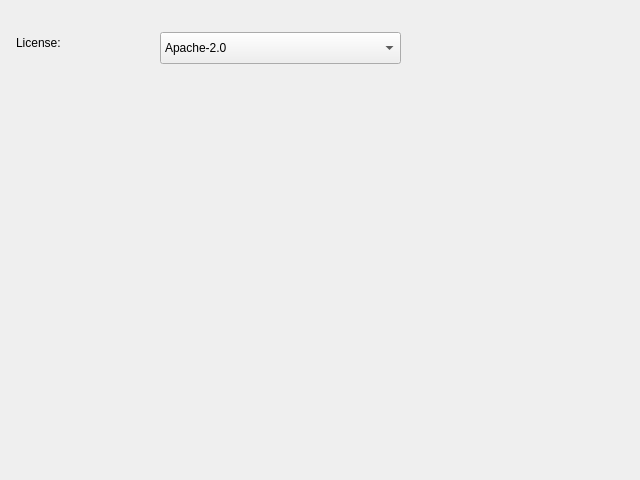
The window that uis/pkginfo2.ui (amirgeva/sackage) describes before a commit, drawn with Qt 5.
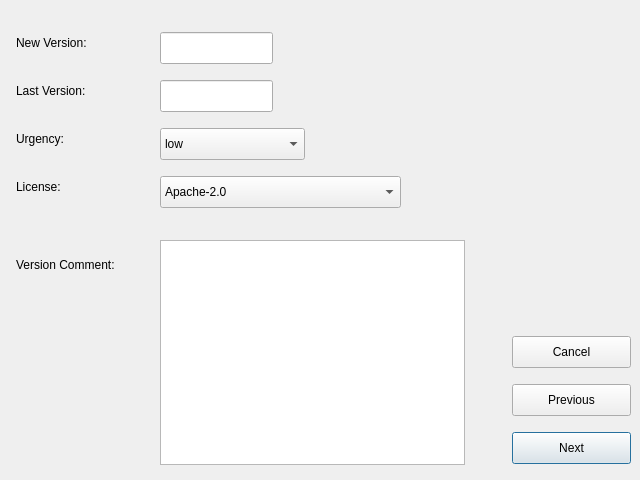
The same window after the commit.

```diff
--- a/uis/pkginfo2.ui
+++ b/uis/pkginfo2.ui
@@ -17,7 +17,7 @@
    <property name="geometry">
     <rect>
      <x>16</x>
-     <y>32</y>
+     <y>176</y>
      <width>84</width>
      <height>22</height>
     </rect>
@@ -30,7 +30,7 @@
    <property name="geometry">
     <rect>
      <x>160</x>
-     <y>32</y>
+     <y>176</y>
      <width>241</width>
      <height>32</height>
     </rect>
@@ -86,6 +86,174 @@
     </property>
    </item>
   </widget>
+  <widget class="QLabel" name="label_2">
+   <property name="geometry">
+    <rect>
+     <x>16</x>
+     <y>32</y>
+     <width>129</width>
+     <height>22</height>
+    </rect>
+   </property>
+   <property name="text">
+    <string>New Version:</string>
+   </property>
+  </widget>
+  <widget class="QLineEdit" name="newVersionEdit">
+   <property name="geometry">
+    <rect>
+     <x>160</x>
+     <y>32</y>
+     <width>113</width>
+     <height>32</height>
+    </rect>
+   </property>
+  </widget>
+  <widget class="QLabel" name="label_3">
+   <property name="geometry">
+    <rect>
+     <x>16</x>
+     <y>80</y>
+     <width>129</width>
+     <height>22</height>
+    </rect>
+   </property>
+   <property name="text">
+    <string>Last Version:</string>
+   </property>
+  </widget>
+  <widget class="QLineEdit" name="lastVersionEdit">
+   <property name="geometry">
+    <rect>
+     <x>160</x>
+     <y>80</y>
+     <width>113</width>
+     <height>32</height>
+    </rect>
+   </property>
+   <property name="readOnly">
+    <bool>true</bool>
+   </property>
+  </widget>
+  <widget class="QComboBox" name="urgencyCB">
+   <property name="geometry">
+    <rect>
+     <x>160</x>
+     <y>128</y>
+     <width>145</width>
+     <height>32</height>
+    </rect>
+   </property>
+   <item>
+    <property name="text">
+     <string>low</string>
+    </property>
+   </item>
+   <item>
+    <property name="text">
+     <string>medium</string>
+    </property>
+   </item>
+   <item>
+    <property name="text">
+     <string>high</string>
+    </property>
+   </item>
+   <item>
+    <property name="text">
+     <string>emergency</string>
+    </property>
+   </item>
+   <item>
+    <property name="text">
+     <string>critical</string>
+    </property>
+   </item>
+  </widget>
+  <widget class="QLabel" name="label_4">
+   <property name="geometry">
+    <rect>
+     <x>16</x>
+     <y>128</y>
+     <width>84</width>
+     <height>22</height>
+    </rect>
+   </property>
+   <property name="text">
+    <string>Urgency:</string>
+   </property>
+  </widget>
+  <widget class="QLabel" name="label_5">
+   <property name="geometry">
+    <rect>
+     <x>16</x>
+     <y>240</y>
+     <width>129</width>
+     <height>49</height>
+    </rect>
+   </property>
+   <property name="text">
+    <string>Version Comment:</string>
+   </property>
+   <property name="wordWrap">
+    <bool>true</bool>
+   </property>
+  </widget>
+  <widget class="QPlainTextEdit" name="versionCommentEdit">
+   <property name="geometry">
+    <rect>
+     <x>160</x>
+     <y>240</y>
+     <width>305</width>
+     <height>225</height>
+    </rect>
+   </property>
+  </widget>
+  <widget class="QPushButton" name="cancelButton">
+   <property name="geometry">
+    <rect>
+     <x>512</x>
+     <y>336</y>
+     <width>119</width>
+     <height>32</height>
+    </rect>
+   </property>
+   <property name="text">
+    <string>Cancel</string>
+   </property>
+   <property name="autoDefault">
+    <bool>false</bool>
+   </property>
+  </widget>
+  <widget class="QPushButton" name="prevButton">
+   <property name="geometry">
+    <rect>
+     <x>512</x>
+     <y>384</y>
+     <width>119</width>
+     <height>32</height>
+    </rect>
+   </property>
+   <property name="text">
+    <string>Previous</string>
+   </property>
+   <property name="autoDefault">
+    <bool>false</bool>
+   </property>
+  </widget>
+  <widget class="QPushButton" name="nextButton">
+   <property name="geometry">
+    <rect>
+     <x>512</x>
+     <y>432</y>
+     <width>119</width>
+     <height>32</height>
+    </rect>
+   </property>
+   <property name="text">
+    <string>Next</string>
+   </property>
+  </widget>
  </widget>
  <resources/>
  <connections/>
```
Left out of the diff: 4 changed lines with no effect on the pictures.
